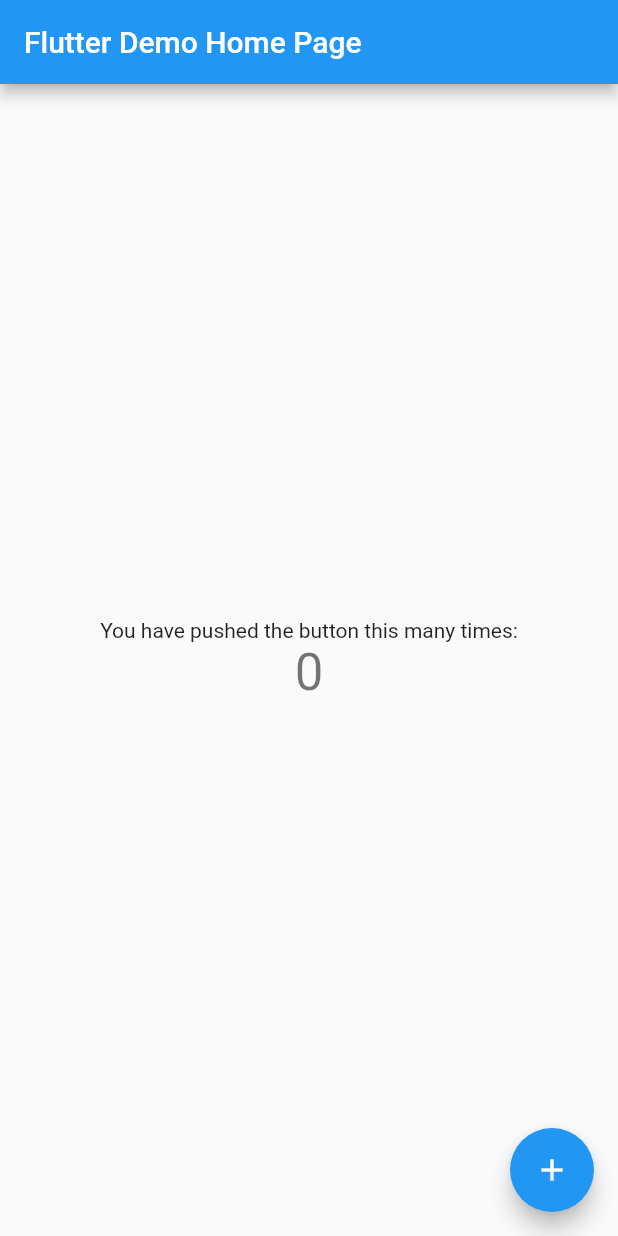
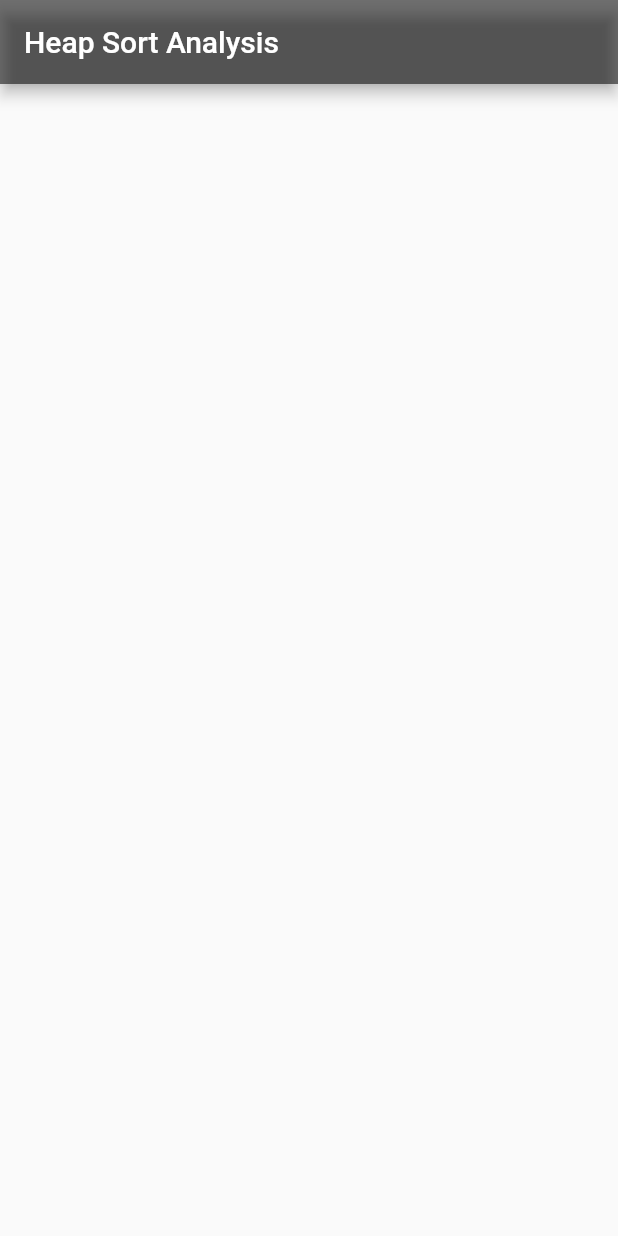
Before and after one commit to Ninad10code/HeapSort-Analysis, a Flutter app: the screen it shows after launch, on a phone screen of 412 x 824 dp. Run offline on Flutter 3.47's test engine with Material 2 defaults, Android fonts, the phone set to English and light mode, and no system bars.

Commit message:
Created Home Page

```diff
--- a/lib/main.dart
+++ b/lib/main.dart
@@ -1,5 +1,5 @@
 import 'package:flutter/material.dart';
-
+import 'myHomePage.dart';
 void main() => runApp(MyApp());
 
 class MyApp extends StatelessWidget {
@@ -9,103 +9,9 @@ class MyApp extends StatelessWidget {
     return MaterialApp(
       title: 'Flutter Demo',
       theme: ThemeData(
-        // This is the theme of your application.
-        //
-        // Try running your application with "flutter run". You'll see the
-        // application has a blue toolbar. Then, without quitting the app, try
-        // changing the primarySwatch below to Colors.green and then invoke
-        // "hot reload" (press "r" in the console where you ran "flutter run",
-        // or simply save your changes to "hot reload" in a Flutter IDE).
-        // Notice that the counter didn't reset back to zero; the application
-        // is not restarted.
         primarySwatch: Colors.blue,
       ),
-      home: MyHomePage(title: 'Flutter Demo Home Page'),
+      home: MyHomePage(),
     );
   }
 }
-
-class MyHomePage extends StatefulWidget {
-  MyHomePage({Key key, this.title}) : super(key: key);
-
-  // This widget is the home page of your application. It is stateful, meaning
-  // that it has a State object (defined below) that contains fields that affect
-  // how it looks.
-
-  // This class is the configuration for the state. It holds the values (in this
-  // case the title) provided by the parent (in this case the App widget) and
-  // used by the build method of the State. Fields in a Widget subclass are
-  // always marked "final".
-
-  final String title;
-
-  @override
-  _MyHomePageState createState() => _MyHomePageState();
-}
-
-class _MyHomePageState extends State<MyHomePage> {
-  int _counter = 0;
-
-  void _incrementCounter() {
-    setState(() {
-      // This call to setState tells the Flutter framework that something has
-      // changed in this State, which causes it to rerun the build method below
-      // so that the display can reflect the updated values. If we changed
-      // _counter without calling setState(), then the build method would not be
-      // called again, and so nothing would appear to happen.
-      _counter++;
-    });
-  }
-
-  @override
-  Widget build(BuildContext context) {
-    // This method is rerun every time setState is called, for instance as done
-    // by the _incrementCounter method above.
-    //
-    // The Flutter framework has been optimized to make rerunning build methods
-    // fast, so that you can just rebuild anything that needs updating rather
-    // than having to individually change instances of widgets.
-    return Scaffold(
-      appBar: AppBar(
-        // Here we take the value from the MyHomePage object that was created by
-        // the App.build method, and use it to set our appbar title.
-        title: Text(widget.title),
-      ),
-      body: Center(
-        // Center is a layout widget. It takes a single child and positions it
-        // in the middle of the parent.
-        child: Column(
-          // Column is also a layout widget. It takes a list of children and
-          // arranges them vertically. By default, it sizes itself to fit its
-          // children horizontally, and tries to be as tall as its parent.
-          //
-          // Invoke "debug painting" (press "p" in the console, choose the
-          // "Toggle Debug Paint" action from the Flutter Inspector in Android
-          // Studio, or the "Toggle Debug Paint" command in Visual Studio Code)
-          // to see the wireframe for each widget.
-          //
-          // Column has various properties to control how it sizes itself and
-          // how it positions its children. Here we use mainAxisAlignment to
-          // center the children vertically; the main axis here is the vertical
-          // axis because Columns are vertical (the cross axis would be
-          // horizontal).
-          mainAxisAlignment: MainAxisAlignment.center,
-          children: <Widget>[
-            Text(
-              'You have pushed the button this many times:',
-            ),
-            Text(
-              '$_counter',
-              style: Theme.of(context).textTheme.display1,
-            ),
-          ],
-        ),
-      ),
-      floatingActionButton: FloatingActionButton(
-        onPressed: _incrementCounter,
-        tooltip: 'Increment',
-        child: Icon(Icons.add),
-      ), // This trailing comma makes auto-formatting nicer for build methods.
-    );
-  }
-}
--- /dev/null
+++ b/lib/myHomePage.dart
@@ -0,0 +1,20 @@
+import 'package:flutter/material.dart';
+
+class MyHomePage extends StatefulWidget {
+  @override
+  _MyHomePageState createState() => _MyHomePageState();
+}
+
+class _MyHomePageState extends State<MyHomePage> {
+
+
+  @override
+  Widget build(BuildContext context) {
+    return Scaffold(
+      appBar: AppBar(
+        title: Text('Heap Sort Analysis'),
+        backgroundColor: Colors.black54,
+      ),
+    );
+  }
+}
```
